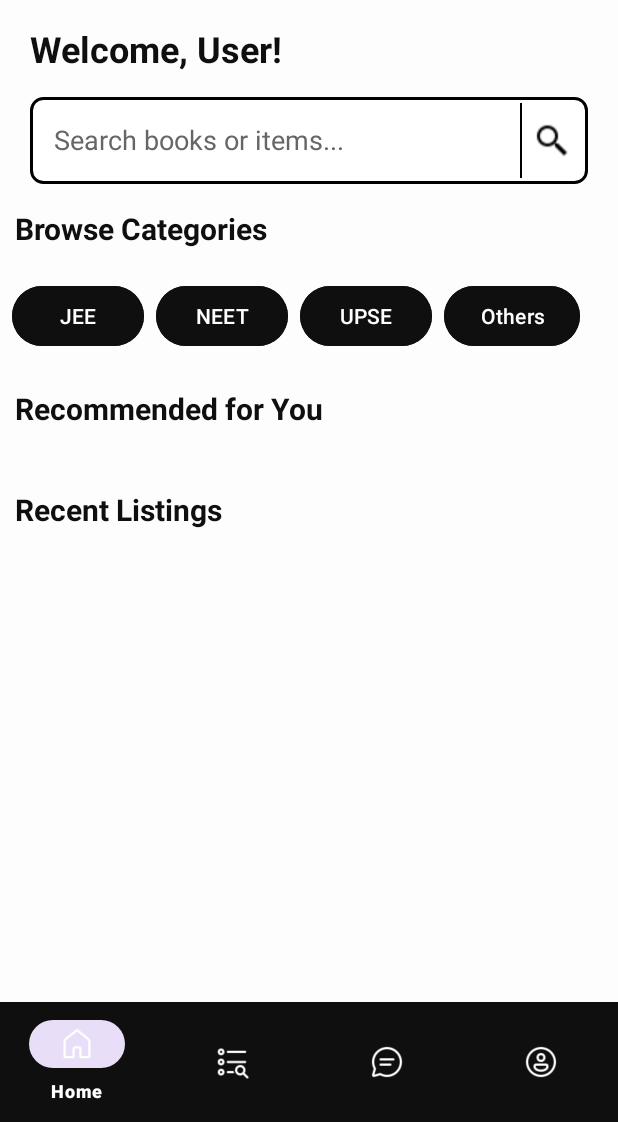
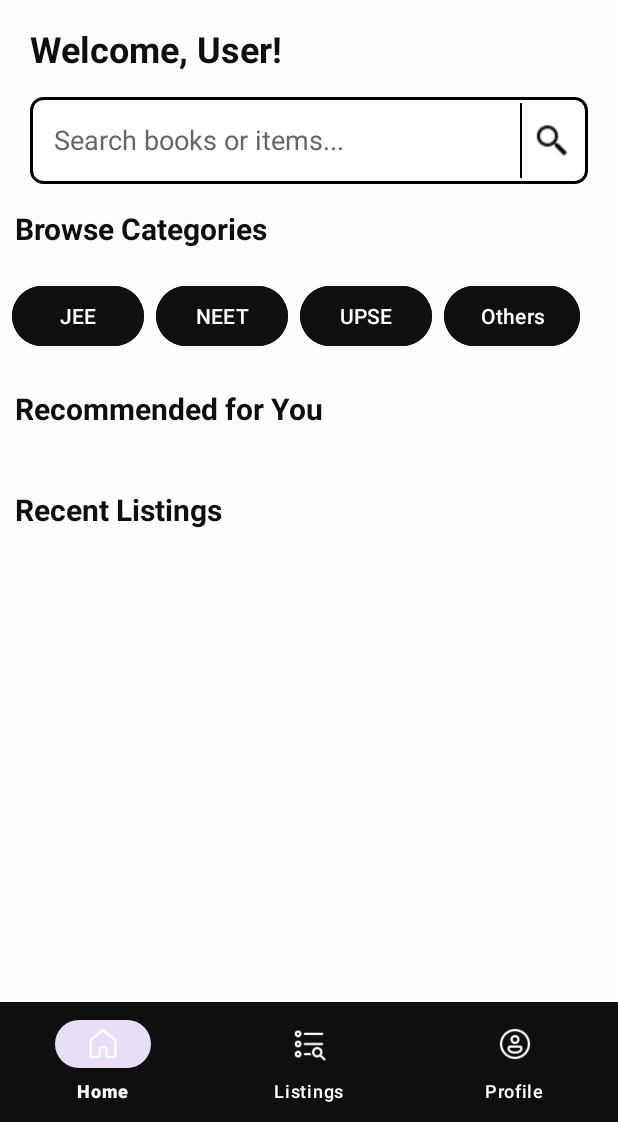
Before and after one commit to Bharti-Sawli/Second-Chance, an Android app: the MainActivity screen opened directly, with no data from a screen before it, on a phone screen of 412 x 824 dp, the part 114-1236 px from its top. Run offline under Robolectric (Android 15) with nearby library versions, the phone set to English and light mode, and no system bars; our stand-ins replace Firebase (no records; nobody signed in at launch, a user with empty details on screens opened directly).

Commit message:
made few changes in layout of home page

```diff
--- a/app/src/main/res/menu/bottom_nav_menu.xml
+++ b/app/src/main/res/menu/bottom_nav_menu.xml
@@ -9,10 +9,6 @@
         android:icon="@drawable/ic_listing"
         android:title="Listings" />
     <item
-        android:id="@+id/nav_chat"
-        android:icon="@drawable/ic_chat"
-        android:title="Chat" />
-    <item
         android:id="@+id/nav_profile"
         android:icon="@drawable/profile"
         android:title="Profile" />
```
Also changed, not shown: app/src/main/java/com/example/secondchance/MainActivity.java (+5 -9 lines).
